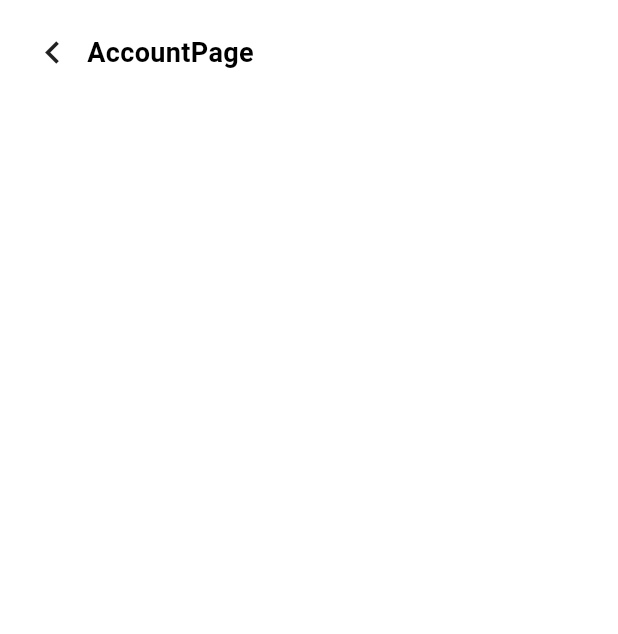
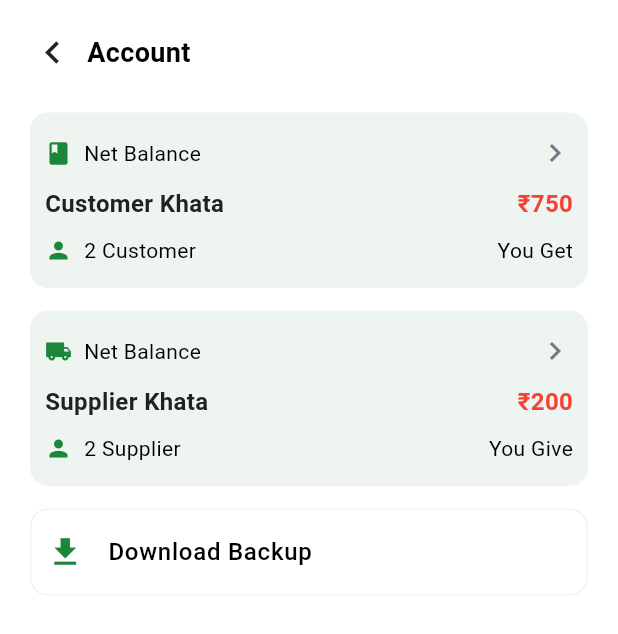
Before and after one commit to iamkartiknayak/okcredit-android-redesign, a Flutter app: the AccountPage screen opened by its route, on a phone screen of 412 x 824 dp. Shown: the top 634 px of the screen. Run offline on Flutter 3.47's test engine with Material 2 defaults, Android fonts, the phone set to English and light mode, and no system bars; our stand-ins replace font_awesome_flutter.

Commit message:
Modify file account.dart

```diff
--- a/lib/pages/settings/account.dart
+++ b/lib/pages/settings/account.dart
@@ -1,6 +1,9 @@
 import 'package:flutter/material.dart';
 
+import '../../constants.dart';
 import '../../widgets/custom_back_button.dart';
+import '../../widgets/account/account_card.dart';
+import '../../widgets/settings/setting_tile.dart';
 
 class AccountPage extends StatelessWidget {
   const AccountPage({super.key});
@@ -9,13 +12,36 @@ class AccountPage extends StatelessWidget {
 
   @override
   Widget build(BuildContext context) {
-    return const Scaffold(
+    return Scaffold(
       body: SafeArea(
         child: Padding(
-          padding: EdgeInsets.fromLTRB(20.0, 20.0, 20.0, 0.0),
+          padding: const EdgeInsets.fromLTRB(20.0, 20.0, 20.0, 0.0),
           child: Column(
             children: [
-              CustomBackButton(title: 'AccountPage'),
+              const CustomBackButton(title: 'Account'),
+              const AccountCard(
+                icon: Icons.book,
+                accountType: 'Customer',
+                paymentType: 'R',
+                amount: '750',
+              ),
+              const AccountCard(
+                icon: Icons.local_shipping_sharp,
+                accountType: 'Supplier',
+                paymentType: 'G',
+                amount: '200',
+              ),
+              Container(
+                decoration: BoxDecoration(
+                  borderRadius: BorderRadius.circular(12.0),
+                  border: Border.all(color: kHighLightColor),
+                ),
+                child: const SettingTile(
+                  icon: Icons.download,
+                  title: 'Download Backup',
+                  hideDivider: true,
+                ),
+              )
             ],
           ),
         ),
```
